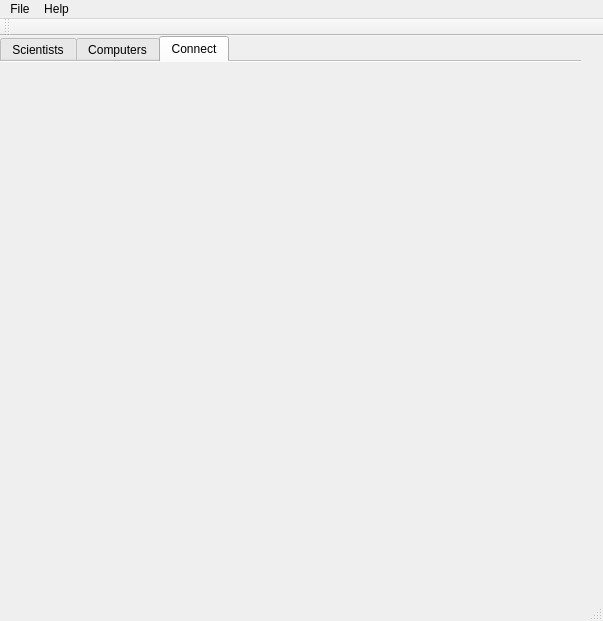
The window that 3hluti/mainwindow.ui (hj02/V3) describes before a commit, drawn with Qt 5.
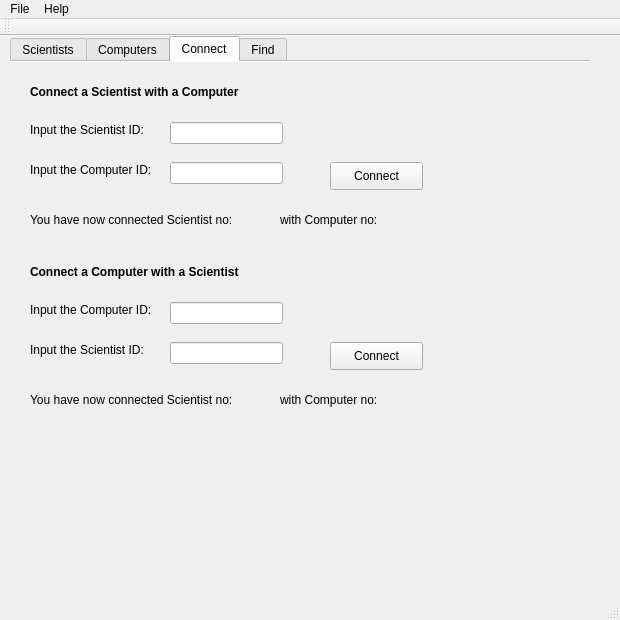
The same window after the commit. The open tabs and pages were chosen to show the change.

Commit message: changes made to form, Find tab added

```diff
--- a/3hluti/mainwindow.ui
+++ b/3hluti/mainwindow.ui
@@ -6,8 +6,8 @@
    <rect>
     <x>0</x>
     <y>0</y>
-    <width>603</width>
-    <height>621</height>
+    <width>620</width>
+    <height>620</height>
    </rect>
   </property>
   <property name="windowTitle">
@@ -17,9 +17,9 @@
    <widget class="QTabWidget" name="tbMenu">
     <property name="geometry">
      <rect>
-      <x>0</x>
+      <x>10</x>
       <y>0</y>
-      <width>581</width>
+      <width>580</width>
       <height>561</height>
      </rect>
     </property>
@@ -521,6 +521,386 @@
      <attribute name="title">
       <string>Connect</string>
      </attribute>
+     <widget class="QLabel" name="lblConnectSwithC">
+      <property name="geometry">
+       <rect>
+        <x>20</x>
+        <y>20</y>
+        <width>300</width>
+        <height>20</height>
+       </rect>
+      </property>
+      <property name="font">
+       <font>
+        <weight>75</weight>
+        <bold>true</bold>
+       </font>
+      </property>
+      <property name="text">
+       <string>Connect a Scientist with a Computer</string>
+      </property>
+     </widget>
+     <widget class="QLabel" name="lblInputS">
+      <property name="geometry">
+       <rect>
+        <x>20</x>
+        <y>60</y>
+        <width>130</width>
+        <height>16</height>
+       </rect>
+      </property>
+      <property name="text">
+       <string>Input the Scientist ID:</string>
+      </property>
+     </widget>
+     <widget class="QLineEdit" name="lineEdit_2">
+      <property name="geometry">
+       <rect>
+        <x>160</x>
+        <y>60</y>
+        <width>113</width>
+        <height>22</height>
+       </rect>
+      </property>
+     </widget>
+     <widget class="QLabel" name="lblInputC">
+      <property name="geometry">
+       <rect>
+        <x>20</x>
+        <y>100</y>
+        <width>130</width>
+        <height>16</height>
+       </rect>
+      </property>
+      <property name="text">
+       <string>Input the Computer ID:</string>
+      </property>
+     </widget>
+     <widget class="QLineEdit" name="lineEdit_3">
+      <property name="geometry">
+       <rect>
+        <x>160</x>
+        <y>100</y>
+        <width>113</width>
+        <height>22</height>
+       </rect>
+      </property>
+     </widget>
+     <widget class="QPushButton" name="pushButton_2">
+      <property name="geometry">
+       <rect>
+        <x>320</x>
+        <y>100</y>
+        <width>93</width>
+        <height>28</height>
+       </rect>
+      </property>
+      <property name="text">
+       <string>Connect</string>
+      </property>
+     </widget>
+     <widget class="QLabel" name="lblConnectComputerScientist">
+      <property name="geometry">
+       <rect>
+        <x>20</x>
+        <y>200</y>
+        <width>300</width>
+        <height>20</height>
+       </rect>
+      </property>
+      <property name="font">
+       <font>
+        <weight>75</weight>
+        <bold>true</bold>
+       </font>
+      </property>
+      <property name="text">
+       <string>Connect a Computer with a Scientist</string>
+      </property>
+     </widget>
+     <widget class="QLabel" name="InputComputer2">
+      <property name="geometry">
+       <rect>
+        <x>20</x>
+        <y>240</y>
+        <width>130</width>
+        <height>16</height>
+       </rect>
+      </property>
+      <property name="text">
+       <string>Input the Computer ID:</string>
+      </property>
+     </widget>
+     <widget class="QLineEdit" name="lineEdit_4">
+      <property name="geometry">
+       <rect>
+        <x>160</x>
+        <y>280</y>
+        <width>113</width>
+        <height>22</height>
+       </rect>
+      </property>
+     </widget>
+     <widget class="QPushButton" name="pushButton_3">
+      <property name="geometry">
+       <rect>
+        <x>320</x>
+        <y>280</y>
+        <width>93</width>
+        <height>28</height>
+       </rect>
+      </property>
+      <property name="text">
+       <string>Connect</string>
+      </property>
+     </widget>
+     <widget class="QLineEdit" name="lineEdit_5">
+      <property name="geometry">
+       <rect>
+        <x>160</x>
+        <y>240</y>
+        <width>113</width>
+        <height>22</height>
+       </rect>
+      </property>
+     </widget>
+     <widget class="QLabel" name="InputScientist2">
+      <property name="geometry">
+       <rect>
+        <x>20</x>
+        <y>280</y>
+        <width>130</width>
+        <height>16</height>
+       </rect>
+      </property>
+      <property name="text">
+       <string>Input the Scientist ID:</string>
+      </property>
+     </widget>
+     <widget class="QLabel" name="lblComputern_no1">
+      <property name="geometry">
+       <rect>
+        <x>270</x>
+        <y>150</y>
+        <width>111</width>
+        <height>16</height>
+       </rect>
+      </property>
+      <property name="text">
+       <string>with Computer no: </string>
+      </property>
+     </widget>
+     <widget class="QLabel" name="lblScientist_connect">
+      <property name="geometry">
+       <rect>
+        <x>240</x>
+        <y>170</y>
+        <width>21</width>
+        <height>16</height>
+       </rect>
+      </property>
+      <property name="text">
+       <string/>
+      </property>
+     </widget>
+     <widget class="QLabel" name="lblScientistComputer">
+      <property name="geometry">
+       <rect>
+        <x>20</x>
+        <y>150</y>
+        <width>221</width>
+        <height>16</height>
+       </rect>
+      </property>
+      <property name="text">
+       <string>You have now connected Scientist no: </string>
+      </property>
+     </widget>
+     <widget class="QLabel" name="lblComputer_no1">
+      <property name="geometry">
+       <rect>
+        <x>380</x>
+        <y>150</y>
+        <width>30</width>
+        <height>16</height>
+       </rect>
+      </property>
+      <property name="text">
+       <string/>
+      </property>
+     </widget>
+     <widget class="QLabel" name="lblScientist_no2">
+      <property name="geometry">
+       <rect>
+        <x>380</x>
+        <y>330</y>
+        <width>30</width>
+        <height>16</height>
+       </rect>
+      </property>
+      <property name="text">
+       <string/>
+      </property>
+     </widget>
+     <widget class="QLabel" name="lblComputer_no2">
+      <property name="geometry">
+       <rect>
+        <x>270</x>
+        <y>330</y>
+        <width>111</width>
+        <height>16</height>
+       </rect>
+      </property>
+      <property name="text">
+       <string>with Computer no: </string>
+      </property>
+     </widget>
+     <widget class="QLabel" name="lblComputerScientist">
+      <property name="geometry">
+       <rect>
+        <x>20</x>
+        <y>330</y>
+        <width>221</width>
+        <height>16</height>
+       </rect>
+      </property>
+      <property name="text">
+       <string>You have now connected Scientist no: </string>
+      </property>
+     </widget>
+     <widget class="QLabel" name="lblScientist_no1">
+      <property name="geometry">
+       <rect>
+        <x>240</x>
+        <y>150</y>
+        <width>30</width>
+        <height>16</height>
+       </rect>
+      </property>
+      <property name="text">
+       <string/>
+      </property>
+     </widget>
+    </widget>
+    <widget class="QWidget" name="tab">
+     <attribute name="title">
+      <string>Find</string>
+     </attribute>
+     <widget class="QColumnView" name="colFind">
+      <property name="geometry">
+       <rect>
+        <x>20</x>
+        <y>180</y>
+        <width>561</width>
+        <height>351</height>
+       </rect>
+      </property>
+     </widget>
+     <widget class="QLabel" name="label">
+      <property name="geometry">
+       <rect>
+        <x>30</x>
+        <y>70</y>
+        <width>80</width>
+        <height>16</height>
+       </rect>
+      </property>
+      <property name="text">
+       <string>Search term:</string>
+      </property>
+     </widget>
+     <widget class="QLineEdit" name="lineEdit">
+      <property name="geometry">
+       <rect>
+        <x>110</x>
+        <y>70</y>
+        <width>300</width>
+        <height>22</height>
+       </rect>
+      </property>
+     </widget>
+     <widget class="QGroupBox" name="groupBox_2">
+      <property name="geometry">
+       <rect>
+        <x>20</x>
+        <y>20</y>
+        <width>561</width>
+        <height>141</height>
+       </rect>
+      </property>
+      <property name="title">
+       <string/>
+      </property>
+      <widget class="QLabel" name="lblHeader">
+       <property name="geometry">
+        <rect>
+         <x>10</x>
+         <y>10</y>
+         <width>561</width>
+         <height>16</height>
+        </rect>
+       </property>
+       <property name="font">
+        <font>
+         <pointsize>8</pointsize>
+         <weight>75</weight>
+         <bold>true</bold>
+        </font>
+       </property>
+       <property name="text">
+        <string>Find a Scientist or a Computer</string>
+       </property>
+       <property name="alignment">
+        <set>Qt::AlignLeading|Qt::AlignLeft|Qt::AlignVCenter</set>
+       </property>
+      </widget>
+      <widget class="QRadioButton" name="radioButton">
+       <property name="geometry">
+        <rect>
+         <x>90</x>
+         <y>100</y>
+         <width>95</width>
+         <height>20</height>
+        </rect>
+       </property>
+       <property name="text">
+        <string>Scientist</string>
+       </property>
+       <property name="checked">
+        <bool>true</bool>
+       </property>
+      </widget>
+      <widget class="QRadioButton" name="radioButton_2">
+       <property name="geometry">
+        <rect>
+         <x>220</x>
+         <y>100</y>
+         <width>95</width>
+         <height>20</height>
+        </rect>
+       </property>
+       <property name="text">
+        <string>Computer</string>
+       </property>
+      </widget>
+      <widget class="QPushButton" name="pushButton">
+       <property name="geometry">
+        <rect>
+         <x>440</x>
+         <y>100</y>
+         <width>93</width>
+         <height>28</height>
+        </rect>
+       </property>
+       <property name="text">
+        <string>Search</string>
+       </property>
+      </widget>
+     </widget>
+     <zorder>groupBox_2</zorder>
+     <zorder>colFind</zorder>
+     <zorder>label</zorder>
+     <zorder>lineEdit</zorder>
     </widget>
    </widget>
   </widget>
@@ -529,7 +909,7 @@
     <rect>
      <x>0</x>
      <y>0</y>
-     <width>603</width>
+     <width>620</width>
      <height>26</height>
     </rect>
    </property>
```
Left out of the diff: 213 changed lines with no effect on the pictures. The commit also changes 2 other files.
